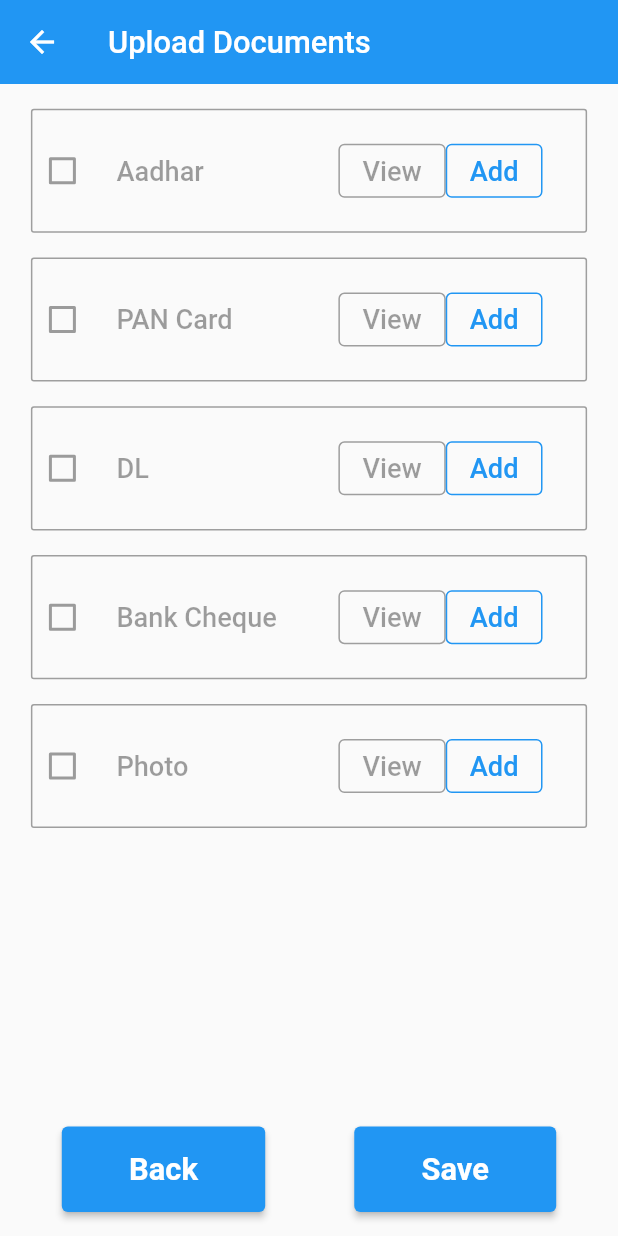
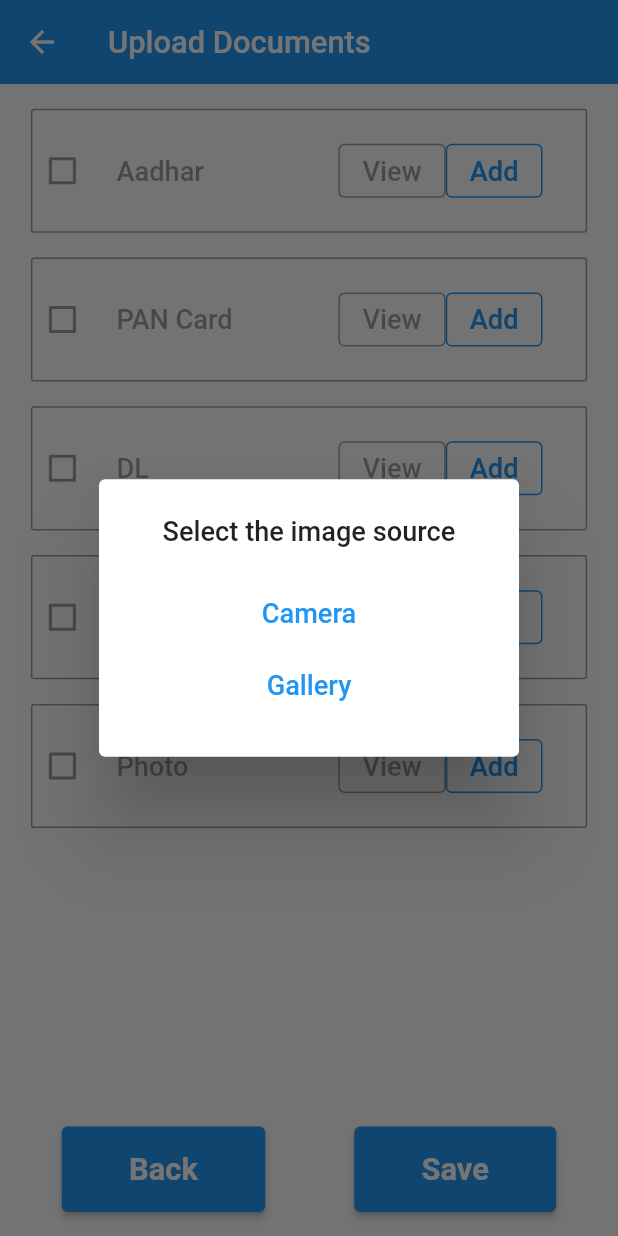
Before and after one commit to srinjoyghosh-bot/grow_simplee_intern_assignment, a Flutter app: the UploadDocumentsView screen opened by its route, after a tap on "Add", on a phone screen of 412 x 824 dp. Run offline on Flutter 3.47's test engine with Material 2 defaults, Android fonts, the phone set to English and light mode, and no system bars; our stand-ins replace image_picker.

Commit message:
finish all screens

```diff
--- a/lib/model/rider.dart
+++ b/lib/model/rider.dart
@@ -1,7 +1,7 @@
 import 'dart:io';
 
 class Rider {
-  String name, phone, address, pincode, bankAcc, ifsc;
+  String name, phone, address, pincode, bankAcc, ifsc, id;
   List<String> localities;
   File? aadhar, pan, dl, bankChq, photo;
 
@@ -13,9 +13,10 @@ class Rider {
       required this.bankAcc,
       required this.ifsc,
       required this.localities,
-      this.aadhar,
-      this.pan,
-      this.dl,
-      this.bankChq,
-      this.photo});
+      required this.id,
+      required this.aadhar,
+      required this.pan,
+      required this.dl,
+      required this.bankChq,
+      required this.photo});
 }
--- a/lib/router.dart
+++ b/lib/router.dart
@@ -1,9 +1,11 @@
 import 'dart:io';
 
 import 'package:flutter/material.dart';
+import 'package:grow_simplee_intern_assignment/model/rider.dart';
 import 'package:grow_simplee_intern_assignment/view/add_rider_view.dart';
 import 'package:grow_simplee_intern_assignment/view/home_view.dart';
 import 'package:grow_simplee_intern_assignment/view/image_view.dart';
+import 'package:grow_simplee_intern_assignment/view/rider_view.dart';
 import 'package:grow_simplee_intern_assignment/view/upload_documents_view.dart';
 
 class AppRouter {
@@ -20,6 +22,9 @@ class AppRouter {
       case ImageView.id:
         return MaterialPageRoute(
             builder: (_) => ImageView(image: settings.arguments as File));
+      case RiderView.id:
+        return MaterialPageRoute(
+            builder: (_) => RiderView(rider: settings.arguments as Rider));
       default:
         return MaterialPageRoute(
             builder: (_) => Scaffold(
--- a/lib/view model/home_viewmodel.dart
+++ b/lib/view model/home_viewmodel.dart
@@ -4,14 +4,16 @@ import '../model/rider.dart';
 
 class HomeViewModel extends BaseViewModel {
   final List<Rider> _riders = [];
+
   List<Rider> get riders => [..._riders];
+
   void addRider(Rider rider) {
     _riders.add(rider);
     notifyListeners();
   }
 
   void removeRider(Rider rider) {
-    _riders.remove(rider);
+    _riders.removeWhere((element) => element.id == rider.id);
     notifyListeners();
   }
 }
--- a/lib/view/upload_documents_view.dart
+++ b/lib/view/upload_documents_view.dart
@@ -2,6 +2,7 @@ import 'package:flutter/material.dart';
 import 'package:grow_simplee_intern_assignment/constants/constants.dart';
 import 'package:grow_simplee_intern_assignment/size_config.dart';
 import 'package:grow_simplee_intern_assignment/styles.dart';
+import 'package:grow_simplee_intern_assignment/utils/snackbars.dart';
 import 'package:grow_simplee_intern_assignment/view%20model/add_rider_viewmodel.dart';
 import 'package:grow_simplee_intern_assignment/view%20model/home_viewmodel.dart';
 import 'package:grow_simplee_intern_assignment/widgets/document_tile.dart';
@@ -21,6 +22,10 @@ class _UploadDocumentsViewState extends State<UploadDocumentsView> {
 
   void onSave() {
     final rider = model.saveRider();
+    if (rider == null) {
+      showErrorSnackbar('Upload all documents', context);
+      return;
+    }
     Provider.of<HomeViewModel>(context, listen: false).addRider(rider);
     Navigator.popUntil(context, (route) => route.isFirst);
   }
--- a/lib/widgets/document_tile.dart
+++ b/lib/widgets/document_tile.dart
@@ -4,6 +4,7 @@ import 'package:flutter/material.dart';
 import 'package:flutter/services.dart';
 import 'package:grow_simplee_intern_assignment/size_config.dart';
 import 'package:grow_simplee_intern_assignment/styles.dart';
+import 'package:grow_simplee_intern_assignment/utils/snackbars.dart';
 import 'package:grow_simplee_intern_assignment/view%20model/add_rider_viewmodel.dart';
 import 'package:grow_simplee_intern_assignment/view/image_view.dart';
 import 'package:image_picker/image_picker.dart';
@@ -24,14 +25,43 @@ class _DocumentTileState extends State<DocumentTile> {
 
   Future pickImage() async {
     try {
-      final image = await ImagePicker().pickImage(
-          source: pickGalleryImage ? ImageSource.gallery : ImageSource.camera);
+      final imageSource = await showDialog<ImageSource>(
+          context: context,
+          builder: (context) => AlertDialog(
+                title: Text(
+                  "Select the image source",
+                  style: bodyTextStyle1,
+                  textAlign: TextAlign.center,
+                ),
+                content: Column(
+                  mainAxisSize: MainAxisSize.min,
+                  children: [
+                    TextButton(
+                      onPressed: () =>
+                          Navigator.pop(context, ImageSource.camera),
+                      child: Text(
+                        "Camera",
+                        style: buttonTextStyle2,
+                      ),
+                    ),
+                    TextButton(
+                      onPressed: () =>
+                          Navigator.pop(context, ImageSource.gallery),
+                      child: Text(
+                        "Gallery",
+                        style: buttonTextStyle2,
+                      ),
+                    ),
+                  ],
+                ),
+              ));
+      if (imageSource == null) return;
+      final image = await ImagePicker().pickImage(source: imageSource);
       if (image == null) return;
       final imageTemp = File(image.path);
       widget.model.setImage(widget.title, imageTemp);
     } on PlatformException catch (e) {
-      // print('Failed to pick image: $e');
-      //show snackbar
+      showErrorSnackbar('Failed to pick up image', context);
     }
   }
 
--- a/pubspec.yaml
+++ b/pubspec.yaml
@@ -40,6 +40,8 @@ dependencies:
   provider: ^6.0.5
   get_it: ^7.6.0
   image_picker: ^0.8.7+5
+  uuid: ^3.0.7
+  carousel_slider: ^4.2.1
 
 dev_dependencies:
   flutter_test:
@@ -64,8 +66,8 @@ flutter:
   uses-material-design: true
 
   # To add assets to your application, add an assets section, like this:
-  # assets:
-  #   - images/a_dot_burr.jpeg
+  assets:
+    - assets/rider.png
   #   - images/a_dot_ham.jpeg
 
   # An image asset can refer to one or more resolution-specific "variants", see
```
Also changed, not shown: lib/styles.dart (+8 -0 lines), lib/utils/convert.dart (added, +7 -0 lines), lib/utils/snackbars.dart (added, +17 -0 lines), lib/view model/add_rider_viewmodel.dart (+15 -1 lines), lib/view/add_rider_view.dart (+2 -9 lines), lib/view/home_view.dart (+64 -18 lines), lib/view/rider_view.dart (added, +198 -0 lines), lib/widgets/carousel_image.dart (added, +30 -0 lines), lib/widgets/rider_tile.dart (added, +33 -0 lines), assets/rider.png (added), pubspec.lock.
